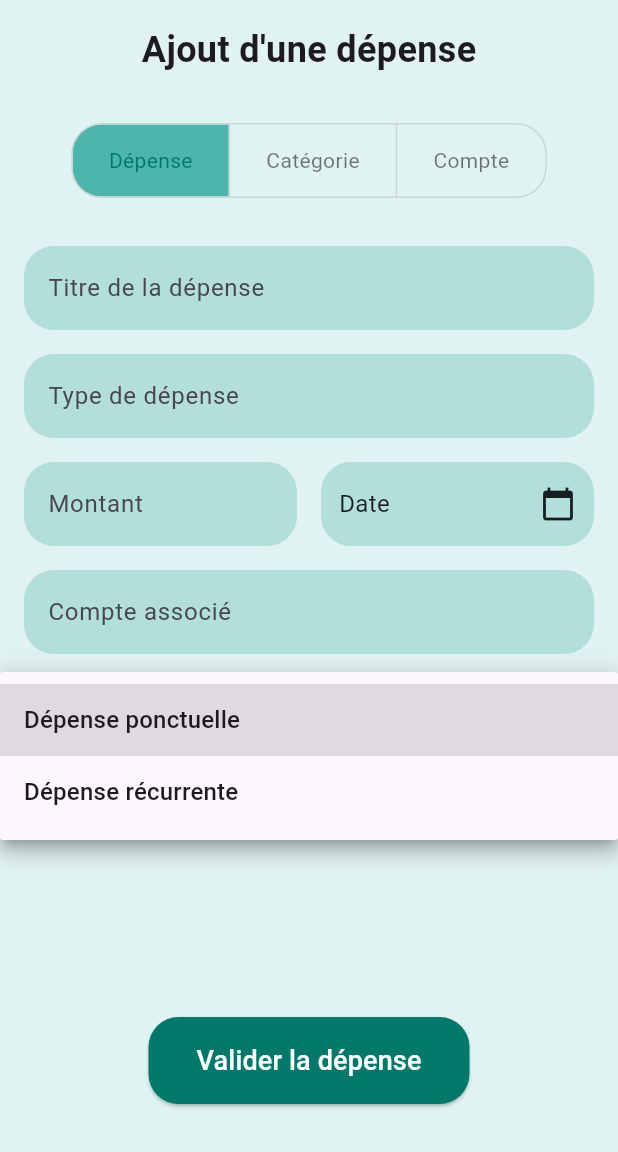
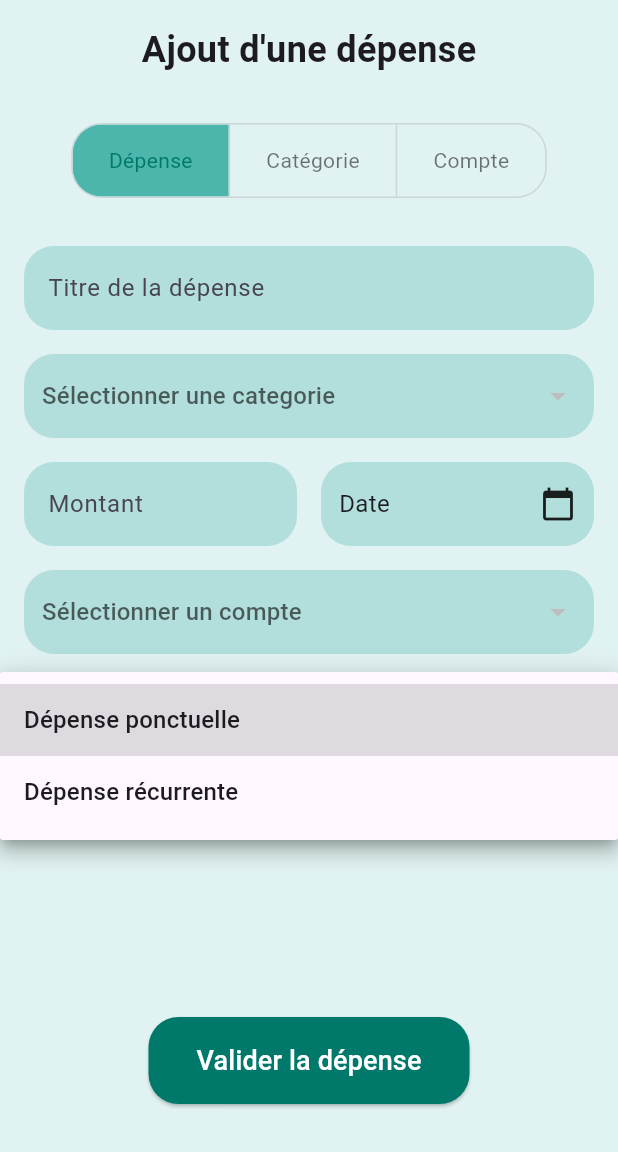
Before and after one commit to UnboringCompany/unboring_money, a Flutter app: the screen it shows after launch, item 3 of the bottom bar chosen, after a tap on "Dépense ponctuelle", on a phone screen of 412 x 824 dp, the part 84-1236 px from its top. Run offline on Flutter 3.47's test engine with Material 3 defaults, Android fonts, the light colour scheme and no system bars; our stand-ins replace sqflite; accounts and stored records are empty.

Commit message:
hope it works

```diff
--- a/lib/database/DatabaseHelper.dart
+++ b/lib/database/DatabaseHelper.dart
@@ -1,6 +1,10 @@
 import 'package:sqflite/sqflite.dart';
 import 'package:path/path.dart';
 import 'dart:async';
+
+import 'package:unboring_money/models/Categorie.dart';
+import 'package:unboring_money/models/Compte.dart';
+import 'package:unboring_money/models/Depense.dart';
 
 class DatabaseHelper {
   static final DatabaseHelper _instance = DatabaseHelper._internal();
@@ -55,20 +59,82 @@ class DatabaseHelper {
   }
 
   // Insert into Depense table
-  Future<int> insertDepense(Map<String, dynamic> row) async {
-    final db = await database;
-    return await db.insert('Depense', row);
+  //Future<int> insertDepense(Map<String, dynamic> row) async {
+    //final db = await database;
+    //return await db.insert('Depense', row);
+  //}
+
+  Future<void> insertDepense(Depense depense) async {
+    final db = await database; // Obtention d’une référence sur la BD
+    // Insertion dans la table Users
+    await db.insert(
+      ' Categories',
+      depense.toMap(),
+      conflictAlgorithm: ConflictAlgorithm.replace,
+      // `conflictAlgorithm` permet de détecter que le tuple inséré existe déjà
+      // Ici, on spécifie qu’en pareil cas on remplace la donnée qui existait déjà
+    );
+    print("new categorie");
   }
 
   // Insert into Categorie table
-  Future<int> insertCategorie(Map<String, dynamic> row) async {
-    final db = await database;
-    return await db.insert('Categorie', row);
+  //Future<int> insertCategorie(Map<String, dynamic> row) async {
+    //final db = await database;
+    //return await db.insert('Categorie', row);
+  //}
+
+  Future<void> insertCategorie(Categorie categorie) async {
+    final db = await database; // Obtention d’une référence sur la BD
+    // Insertion dans la table Users
+    await db.insert(
+      ' Categories',
+      categorie.toMap(),
+      conflictAlgorithm: ConflictAlgorithm.replace,
+      // `conflictAlgorithm` permet de détecter que le tuple inséré existe déjà
+      // Ici, on spécifie qu’en pareil cas on remplace la donnée qui existait déjà
+    );
+    print("new categorie");
   }
 
   // Insert into Compte table
-  Future<int> insertCompte(Map<String, dynamic> row) async {
+  //Future<int> insertCompte(Map<String, dynamic> row) async {
+  //final db = await database;
+  //return await db.insert('Compte', row);
+  //}
+
+  Future<void> insertCompte(Compte compte) async {
+    final db = await database; // Obtention d’une référence sur la BD
+    // Insertion dans la table Users
+    await db.insert(
+      ' Comptes',
+      compte.toMap(),
+      conflictAlgorithm: ConflictAlgorithm.replace,
+      // `conflictAlgorithm` permet de détecter que le tuple inséré existe déjà
+      // Ici, on spécifie qu’en pareil cas on remplace la donnée qui existait déjà
+    );
+    print("new account");
+  }
+
+  Future<List<Categorie>> getCategories() async {
     final db = await database;
-    return await db.insert('Compte', row);
+    final List<Map<String, dynamic>> maps = await db.query('Categorie');
+    return List.generate(maps.length, (i) {
+      return Categorie(
+        id: maps[i]['id'],
+        nom: maps[i]['nom'],
+        description: '',
+      );
+    });
+  }
+
+  Future<List<Compte>> getComptes() async {
+    final db = await database;
+    final List<Map<String, dynamic>> maps = await db.query('Categorie');
+    return List.generate(maps.length, (i) {
+      return Compte(
+        id: maps[i]['id'],
+        nom: maps[i]['nom'],
+      );
+    });
   }
 }
--- a/lib/main.dart
+++ b/lib/main.dart
@@ -3,10 +3,12 @@ import 'package:flutter/material.dart';
 import 'screens/add_depense.dart';
 
 void main() {
-  runApp(UnboringMoneyApp());
+  runApp(const UnboringMoneyApp());
 }
 
 class UnboringMoneyApp extends StatelessWidget {
+  const UnboringMoneyApp({super.key});
+
   @override
   Widget build(BuildContext context) {
     return MaterialApp(
@@ -14,13 +16,15 @@ class UnboringMoneyApp extends StatelessWidget {
       theme: ThemeData(
         primarySwatch: Colors.teal,
       ),
-      home: HomePage(), // Page principale
+      home: const HomePage(), // Page principale
     );
   }
 }
 
 // Page principale
 class HomePage extends StatefulWidget {
+  const HomePage({super.key});
+
   @override
   _HomePageState createState() => _HomePageState();
 }
@@ -30,10 +34,10 @@ class _HomePageState extends State<HomePage> {
 
   // Liste des widgets pour chaque écran de la barre de navigation
   final List<Widget> _pages = [
-    MainScreen(),  // Ecran principal
-    Center(child: Text('Statistiques')), // Placeholder pour la section "Statistiques"
-    Center(child: Text('Compte')),       // Placeholder pour une autre section
-    Center(child: Text('Paramètres')),   // Placeholder pour les paramètres
+    const MainScreen(),  // Ecran principal
+    const Center(child: Text('Statistiques')), // Placeholder pour la section "Statistiques"
+    const Center(child: Text('Compte')),       // Placeholder pour une autre section
+    const Center(child: Text('Paramètres')),   // Placeholder pour les paramètres
   ];
 
   void _onItemTapped(int index) {
@@ -41,7 +45,7 @@ class _HomePageState extends State<HomePage> {
       // Lorsqu'on clique sur le bouton Plus, on navigue vers la page d'ajout d'une dépense
       Navigator.push(
         context,
-        MaterialPageRoute(builder: (context) => AddExpensePage()),
+        MaterialPageRoute(builder: (context) => const AddExpensePage()),
       );
     } else {
       // Sinon, on change simplement l'index de la page
@@ -60,7 +64,7 @@ class _HomePageState extends State<HomePage> {
         backgroundColor: Colors.teal[100],
         currentIndex: _selectedIndex,
         onTap: _onItemTapped,
-        items: [
+        items: const [
           BottomNavigationBarItem(
             icon: Icon(Icons.home),
             label: '',
@@ -85,17 +89,19 @@ class _HomePageState extends State<HomePage> {
 
 // Écran principal simulé (là où tu as la liste des dépenses)
 class MainScreen extends StatelessWidget {
+  const MainScreen({super.key});
+
   @override
   Widget build(BuildContext context) {
     return Scaffold(
       appBar: AppBar(
         backgroundColor: Colors.teal[100],
-        title: Text('UnboringMoney'),
+        title: const Text('UnboringMoney'),
         elevation: 0,
       ),
       body: ListView(
         padding: const EdgeInsets.all(16.0),
-        children: [
+        children: const [
           Text(
             'Reste à dépenser pour les 22 prochains jours',
             style: TextStyle(fontSize: 16),
--- a/lib/screens/add_depense.dart
+++ b/lib/screens/add_depense.dart
@@ -1,8 +1,14 @@
 import 'package:flutter/material.dart';
+import 'package:unboring_money/database/DatabaseHelper.dart';
+import 'package:unboring_money/models/Categorie.dart';
+import 'package:unboring_money/models/Compte.dart';
+import 'package:unboring_money/models/Depense.dart';
 
 import '../widget/ToggleButtonSelectionAdder.dart';
 
 class AddExpensePage extends StatefulWidget {
+  const AddExpensePage({super.key});
+
   @override
   _AddExpensePageState createState() => _AddExpensePageState();
 }
@@ -11,6 +17,38 @@ class _AddExpensePageState extends State<AddExpensePage> {
   int _selectedTab = 0; // Pour suivre l'option sélectionnée
 
   DateTime selectedDate = DateTime.now();
+  final _titreController = TextEditingController();
+  final _montantController = TextEditingController();
+  int? _selectedCategorieId;
+  int? _selectedCompteId;
+  final String _recurrence = 'ponctuelle'; // Valeur par défaut
+
+  final _categorieNomController = TextEditingController();
+  final _categorieDescriptionController = TextEditingController();
+
+  final _compteNomController = TextEditingController();
+
+  List<Categorie> _categories = [];
+  List<Compte> _comptes = [];
+
+  @override
+  void initState() {
+    super.initState();
+    fetchCategories();
+    fetchComptes();
+  }
+
+  Future<void> fetchCategories() async {
+    final dbHelper = DatabaseHelper();
+    _categories = await dbHelper.getCategories();
+    setState(() {});
+  }
+
+  Future<void> fetchComptes() async {
+    final dbHelper = DatabaseHelper();
+    _comptes = await dbHelper.getComptes();
+    setState(() {});
+  }
 
   // Fonction pour sélectionner une date avec des couleurs personnalisées
   Future<void> _selectDate(BuildContext context) async {
@@ -24,15 +62,18 @@ class _AddExpensePageState extends State<AddExpensePage> {
           data: ThemeData.light().copyWith(
             primaryColor: Colors.teal[700], // Couleur principale
             colorScheme: ColorScheme.light(
-              primary: Colors.teal.shade700, // Couleur du bouton OK et de la date sélectionnée
-              onPrimary: Colors.white,       // Couleur du texte sur le bouton OK
-              onSurface: Colors.teal.shade900, // Couleur du texte (jours, mois, années)
-
+              primary: Colors.teal
+                  .shade700, // Couleur du bouton OK et de la date sélectionnée
+              onPrimary: Colors.white, // Couleur du texte sur le bouton OK
+              onSurface: Colors
+                  .teal.shade900, // Couleur du texte (jours, mois, années)
             ),
-            buttonTheme: ButtonThemeData(
-              textTheme: ButtonTextTheme.primary, // Couleur du texte sur les boutons
+            buttonTheme: const ButtonThemeData(
+              textTheme:
+                  ButtonTextTheme.primary, // Couleur du texte sur les boutons
             ),
-            dialogBackgroundColor: Colors.teal[50], // Couleur de fond de la boîte de dialogue
+            dialogBackgroundColor:
+                Colors.teal[50], // Couleur de fond de la boîte de dialogue
           ),
           child: child!,
         );
@@ -58,7 +99,7 @@ class _AddExpensePageState extends State<AddExpensePage> {
       backgroundColor: Colors.teal[50],
       appBar: AppBar(
         backgroundColor: Colors.teal[100],
-        title: Text('UnboringMoney'),
+        title: const Text('UnboringMoney'),
         elevation: 0,
       ),
       body: Padding(
@@ -66,51 +107,92 @@ class _AddExpensePageState extends State<AddExpensePage> {
         child: Column(
           crossAxisAlignment: CrossAxisAlignment.start,
           children: [
-            Center(child:
-            Text(
-              'Ajout d\'un${_selectedTab == 0 ? 'e dépense' : _selectedTab == 1 ? 'e catégorie' : ' compte'}',
-              style: TextStyle(
-                fontSize: 24,
-                fontWeight: FontWeight.bold,
+            Center(
+              child: Text(
+                'Ajout d\'un${_selectedTab == 0 ? 'e dépense' : _selectedTab == 1 ? 'e catégorie' : ' compte'}',
+                style: const TextStyle(
+                  fontSize: 24,
+                  fontWeight: FontWeight.bold,
+                ),
               ),
-            ),)
-            ,
-            SizedBox(height: 16),
+            ),
+            const SizedBox(height: 16),
             // Utilisation du widget ToggleButtonSelectionAdder
             Padding(
-              padding: const EdgeInsets.symmetric(vertical: 16.0), // Marge verticale autour du toggle
-              child:
-              Center(
-                child: ToggleButtonSelectionAdder(onSelectionChanged: _onSelectionChanged),
+              padding: const EdgeInsets.symmetric(
+                  vertical: 16.0), // Marge verticale autour du toggle
+              child: Center(
+                child: ToggleButtonSelectionAdder(
+                    onSelectionChanged: _onSelectionChanged),
               ),
-
             ),
-            SizedBox(height: 16),
-            if (_selectedTab == 0) ExpenseForm(selectDate: _selectDate, selectedDate: selectedDate),
-            if (_selectedTab == 1) CategoryForm(),
-            if (_selectedTab == 2) AccountForm(),
-            Spacer(),
+            const SizedBox(height: 16),
+            if (_selectedTab == 0)
+              ExpenseForm(
+                selectDate: _selectDate,
+                selectedDate: selectedDate,
+                categories: _categories,
+                comptes: _comptes,
+                selectedCategorieId: _selectedCategorieId,
+                selectedCompteId: _selectedCompteId,
+                onCategorieChanged: (int? newValue) {
+                  setState(() {
+                    _selectedCategorieId = newValue;
+                  });
+                },
+                onCompteChanged: (int? newValue) {
+                  setState(() {
+                    _selectedCompteId = newValue;
+                  });
+                },
+              ),
+            if (_selectedTab == 1) const CategoryForm(),
+            if (_selectedTab == 2) const AccountForm(),
+            const Spacer(),
             Center(
               child: ElevatedButton(
                 onPressed: () {
+                  if(_selectedTab == 0){
+                    final depense = Depense(titre: _titreController.text, montant: double.parse(_montantController.text), type: _categorieNomController.text, date: selectedDate, compteId: _selectedCompteId!, recurrence: _recurrence);
+                    final dbHelper = DatabaseHelper();
+                    dbHelper.insertDepense(depense);
+                    _titreController.text = "";
+                    _montantController.text = "";
+                    _selectedCategorieId = null;
+                    _selectedCompteId = null;
+                  }
+
+                  if (_selectedTab == 1) {
+                    final categorie = Categorie(nom: _categorieNomController.text, description: _categorieDescriptionController.text);
+                    final dbHelper = DatabaseHelper();
+                    dbHelper.insertCategorie(categorie);
+                    _categorieNomController.text = "";
+                    _categorieDescriptionController.text = "";
+                  }
+
+                  if (_selectedTab == 2) {
+                    final compte = Compte(nom: _compteNomController.text);
+                    final dbHelper = DatabaseHelper();
+                    dbHelper.insertCompte(compte);
+                    _compteNomController.text = "";
+                  }
                   // Action à effectuer lorsque l'utilisateur valide
                 },
-                child: Text(
-                  'Valider ${_selectedTab == 0 ? 'la dépense' : _selectedTab == 1 ? 'la catégorie' : 'le compte'}',
-                  style: TextStyle(
-                    fontSize: 18,
-                    color: Colors.white),
-                ),
                 style: ElevatedButton.styleFrom(
                   backgroundColor: Colors.teal[700],
-                  padding: EdgeInsets.symmetric(horizontal: 32, vertical: 16),
+                  padding:
+                      const EdgeInsets.symmetric(horizontal: 32, vertical: 16),
                   shape: RoundedRectangleBorder(
                     borderRadius: BorderRadius.circular(20),
                   ),
                 ),
+                child: Text(
+                  'Valider ${_selectedTab == 0 ? 'la dépense' : _selectedTab == 1 ? 'la catégorie' : 'le compte'}',
+                  style: const TextStyle(fontSize: 18, color: Colors.white),
+                ),
               ),
             ),
-            SizedBox(height: 16),
+            const SizedBox(height: 16),
           ],
         ),
       ),
@@ -122,32 +204,67 @@ class _AddExpensePageState extends State<AddExpensePage> {
 class ExpenseForm extends StatelessWidget {
   final Function(BuildContext) selectDate;
   final DateTime selectedDate;
+  final List<Categorie> categories;
+  final List<Compte> comptes;
+  final int? selectedCategorieId;
+  final int? selectedCompteId;
+  final Function(int?) onCategorieChanged;
+  final Function(int?) onCompteChanged;
 
-  ExpenseForm({required this.selectDate, required this.selectedDate});
+  const ExpenseForm({super.key,
+    required this.selectDate,
+    required this.selectedDate,
+    required this.categories,
+    required this.comptes,
+    this.selectedCategorieId,
+    this.selectedCompteId,
+    required this.onCategorieChanged,
+    required this.onCompteChanged,
+  });
 
   @override
   Widget build(BuildContext context) {
     return Column(
       crossAxisAlignment: CrossAxisAlignment.start,
       children: [
-        ExpenseTextField(label: 'Titre de la dépense'),
-        SizedBox(height: 16),
-        ExpenseTextField(label: 'Type de dépense'),
-        SizedBox(height: 16),
+        const ExpenseTextField(label: 'Titre de la dépense'),
+        const SizedBox(height: 16),
+        Container(
+          padding: const EdgeInsets.symmetric(vertical: 4, horizontal: 12),
+          decoration: BoxDecoration(
+            borderRadius: BorderRadius.circular(20),
+            color: Colors.teal[100],
+          ),
+          child: DropdownButton<int>(
+            hint: const Text("Sélectionner une categorie"),
+            value: selectedCategorieId,
+            onChanged: onCategorieChanged,
+            items: categories.map<DropdownMenuItem<int>>((Categorie categorie) {
+              return DropdownMenuItem<int>(
+                value: categorie.id,
+                child: Text(categorie.nom),
+              );
+            }).toList(),
+            underline: Container(), // Remove the underline
+            isExpanded: true, // Expand the dropdown to fill the container
+          ),
+        ),
+        const SizedBox(height: 16),
         Row(
           children: [
-            Expanded(child: ExpenseTextField(label: 'Montant')),
-            SizedBox(width: 16),
+            const Expanded(child: ExpenseTextField(label: 'Montant')),
+            const SizedBox(width: 16),
             Expanded(
               child: GestureDetector(
                 onTap: () => selectDate(context),
                 child: Container(
-                  padding: EdgeInsets.symmetric(vertical: 16, horizontal: 12),
+                  padding:
+                      const EdgeInsets.symmetric(vertical: 16, horizontal: 12),
                   decoration: BoxDecoration(
                     borderRadius: BorderRadius.circular(20),
                     color: Colors.teal[100],
                   ),
-                  child: Row(
+                  child: const Row(
                     mainAxisAlignment: MainAxisAlignment.spaceBetween,
                     children: [
                       Text(
@@ -162,27 +279,49 @@ class ExpenseForm extends StatelessWidget {
             ),
           ],
         ),
-        SizedBox(height: 16),
-        ExpenseTextField(label: 'Compte associé'),
-        SizedBox(height: 16),
+        const SizedBox(height: 16),
+        Container(
+          padding: const EdgeInsets.symmetric(vertical: 4, horizontal: 12),
+          decoration: BoxDecoration(
+            borderRadius: BorderRadius.circular(20),
+            color: Colors.teal[100],
+          ),
+          child: DropdownButton<int>(
+            hint: const Text("Sélectionner un compte"),
+            value: selectedCompteId,
+            onChanged: onCompteChanged,
+            items: comptes.map<DropdownMenuItem<int>>((Compte compte) {
+              return DropdownMenuItem<int>(
+                value: compte.id,
+                child: Text(compte.nom),
+              );
+            }).toList(),
+            underline: Container(), // Remove the underline
+            isExpanded: true, // Expand the dropdown to fill the container
+          ),
+        ),
+        const SizedBox(height: 16),
         DropdownButtonFormField<String>(
           decoration: InputDecoration(
             filled: true,
             fillColor: Colors.teal[100],
-            contentPadding: EdgeInsets.symmetric(vertical: 16, horizontal: 12),
+            contentPadding:
+                const EdgeInsets.symmetric(vertical: 16, horizontal: 12),
             border: OutlineInputBorder(
               borderRadius: BorderRadius.circular(20),
               borderSide: BorderSide.none,
             ),
           ),
-          items: [
-            DropdownMenuItem(child: Text('Dépense ponctuelle'), value: 'ponctuelle'),
-            DropdownMenuItem(child: Text('Dépense récurrente'), value: 'recurrente'),
+          items: const [
+            DropdownMenuItem(
+                value: 'ponctuelle', child: Text('Dépense ponctuelle')),
+            DropdownMenuItem(
+                value: 'recurrente', child: Text('Dépense récurrente')),
           ],
           onChanged: (value) {
             // Gérer le changement de valeur
           },
-          hint: Text('Dépense ponctuelle'),
+          hint: const Text('Dépense ponctuelle'),
         ),
       ],
     );
@@ -191,9 +330,11 @@ class ExpenseForm extends StatelessWidget {
 
 // Formulaire pour l'ajout de catégorie (à personnaliser)
 class CategoryForm extends StatelessWidget {
+  const CategoryForm({super.key});
+
   @override
   Widget build(BuildContext context) {
-    return Column(
+    return const Column(
       crossAxisAlignment: CrossAxisAlignment.start,
       children: [
         ExpenseTextField(label: 'Nom de la catégorie'),
@@ -206,9 +347,11 @@ class CategoryForm extends StatelessWidget {
 
 // Formulaire pour l'ajout de compte (à personnaliser)
 class AccountForm extends StatelessWidget {
+  const AccountForm({super.key});
+
   @override
   Widget build(BuildContext context) {
-    return Column(
+    return const Column(
       crossAxisAlignment: CrossAxisAlignment.start,
       children: [
         ExpenseTextField(label: 'Nom du compte'),
@@ -222,7 +365,7 @@ class AccountForm extends StatelessWidget {
 class ExpenseTextField extends StatelessWidget {
   final String label;
 
-  ExpenseTextField({required this.label});
+  const ExpenseTextField({super.key, required this.label});
 
   @override
   Widget build(BuildContext context) {
@@ -231,7 +374,8 @@ class ExpenseTextField extends StatelessWidget {
         labelText: label,
         filled: true,
         fillColor: Colors.teal[100],
-        contentPadding: EdgeInsets.symmetric(vertical: 16, horizontal: 12),
+        contentPadding:
+            const EdgeInsets.symmetric(vertical: 16, horizontal: 12),
         border: OutlineInputBorder(
           borderRadius: BorderRadius.circular(20),
           borderSide: BorderSide.none,
--- a/lib/widget/ToggleButtonSelectionAdder.dart
+++ b/lib/widget/ToggleButtonSelectionAdder.dart
@@ -3,7 +3,7 @@ import 'package:flutter/material.dart';
 class ToggleButtonSelectionAdder extends StatefulWidget {
   final Function(int) onSelectionChanged; // Callback pour notifier le changement de sélection
 
-  ToggleButtonSelectionAdder({required this.onSelectionChanged});
+  const ToggleButtonSelectionAdder({super.key, required this.onSelectionChanged});
 
   @override
   _ToggleButtonSelectionAdderState createState() =>
@@ -17,20 +17,6 @@ class _ToggleButtonSelectionAdderState
   @override
   Widget build(BuildContext context) {
     return ToggleButtons(
-      children: [
-        Padding(
-          padding: const EdgeInsets.symmetric(horizontal: 24),
-          child: Text('Dépense'),
-        ),
-        Padding(
-          padding: const EdgeInsets.symmetric(horizontal: 24),
-          child: Text('Catégorie'),
-        ),
-        Padding(
-          padding: const EdgeInsets.symmetric(horizontal: 24),
-          child: Text('Compte'),
-        ),
-      ],
       isSelected: [
         _selectedIndex == 0,
         _selectedIndex == 1,
@@ -46,6 +32,20 @@ class _ToggleButtonSelectionAdderState
       selectedColor: Colors.teal[700],
       fillColor: Colors.teal[300],
       borderRadius: BorderRadius.circular(20),
+      children: const [
+        Padding(
+          padding: EdgeInsets.symmetric(horizontal: 24),
+          child: Text('Dépense'),
+        ),
+        Padding(
+          padding: EdgeInsets.symmetric(horizontal: 24),
+          child: Text('Catégorie'),
+        ),
+        Padding(
+          padding: EdgeInsets.symmetric(horizontal: 24),
+          child: Text('Compte'),
+        ),
+      ],
     );
   }
 }
```
Also changed, not shown: 1 other file.
